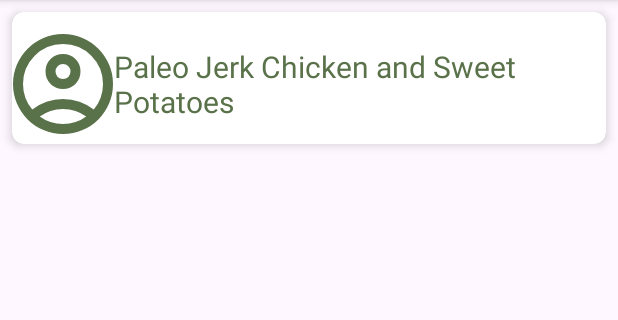
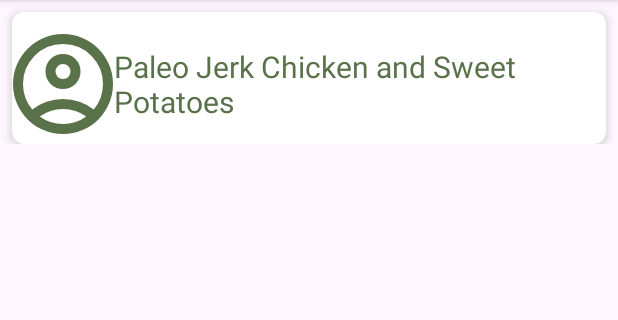
Before and after one commit to sammaralaa/FoodPlannerAndroidJava, an Android app: the fragment SearchCardFragment shown on its own in the app's theme, on a phone screen of 412 x 824 dp, the part 96-416 px from its top. Run offline under Robolectric (Android 15) with nearby library versions, the phone set to English and light mode, and no system bars; our stand-ins replace CircleImageView.

Commit message:
edit search fragment layout

```diff
--- a/app/src/main/res/layout/fragment_search.xml
+++ b/app/src/main/res/layout/fragment_search.xml
@@ -71,7 +71,7 @@
     <androidx.recyclerview.widget.RecyclerView
         android:id="@+id/searchResaultRecycler"
         android:layout_width="match_parent"
-        android:layout_height="wrap_content"
+        android:layout_height="0dp"
         tools:listitem="@layout/fragment_card"
         app:layout_constraintTop_toBottomOf="@id/searchViewtxt"
         app:layout_constraintStart_toStartOf="parent"
--- a/app/src/main/res/layout/fragment_search_card.xml
+++ b/app/src/main/res/layout/fragment_search_card.xml
@@ -2,7 +2,7 @@
 <androidx.constraintlayout.widget.ConstraintLayout xmlns:android="http://schemas.android.com/apk/res/android"
     xmlns:tools="http://schemas.android.com/tools"
     android:layout_width="match_parent"
-    android:layout_height="match_parent"
+    android:layout_height="wrap_content"
     xmlns:app="http://schemas.android.com/apk/res-auto"
     tools:context=".SearchCardFragment">
 
@@ -14,6 +14,7 @@
         android:clickable="true"
         app:cardCornerRadius="8dp"
         app:cardElevation="4dp"
+        app:layout_constraintStart_toStartOf="parent"
         app:layout_constraintEnd_toEndOf="parent"
         app:layout_constraintTop_toTopOf="parent">
         <LinearLayout
```
